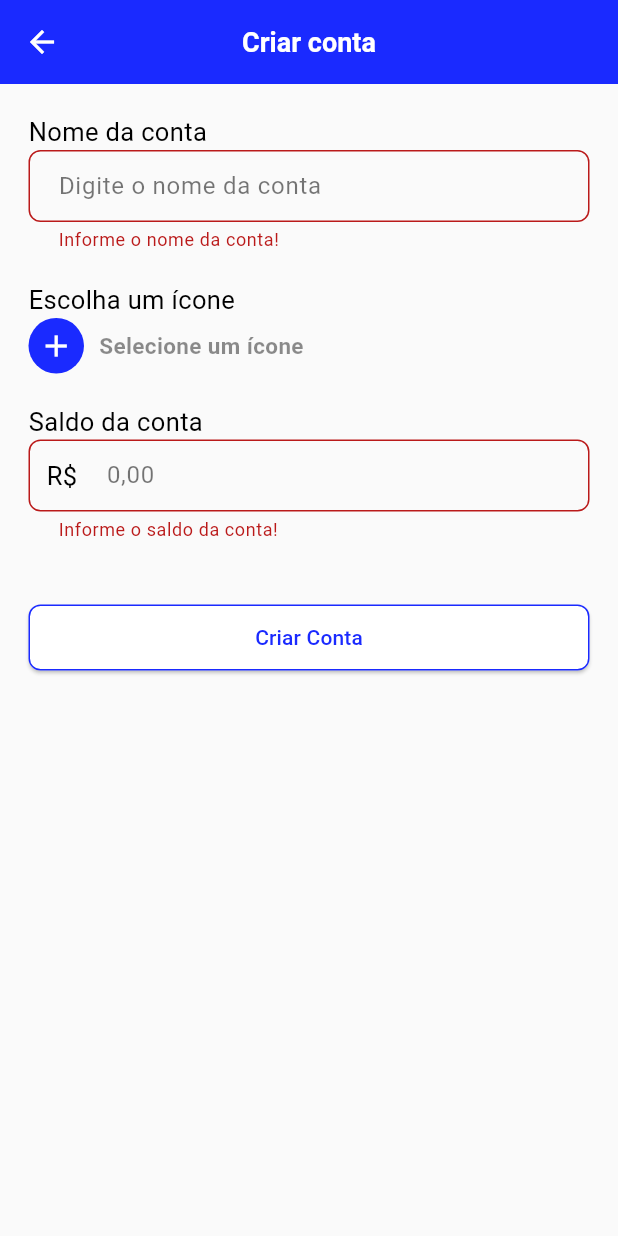
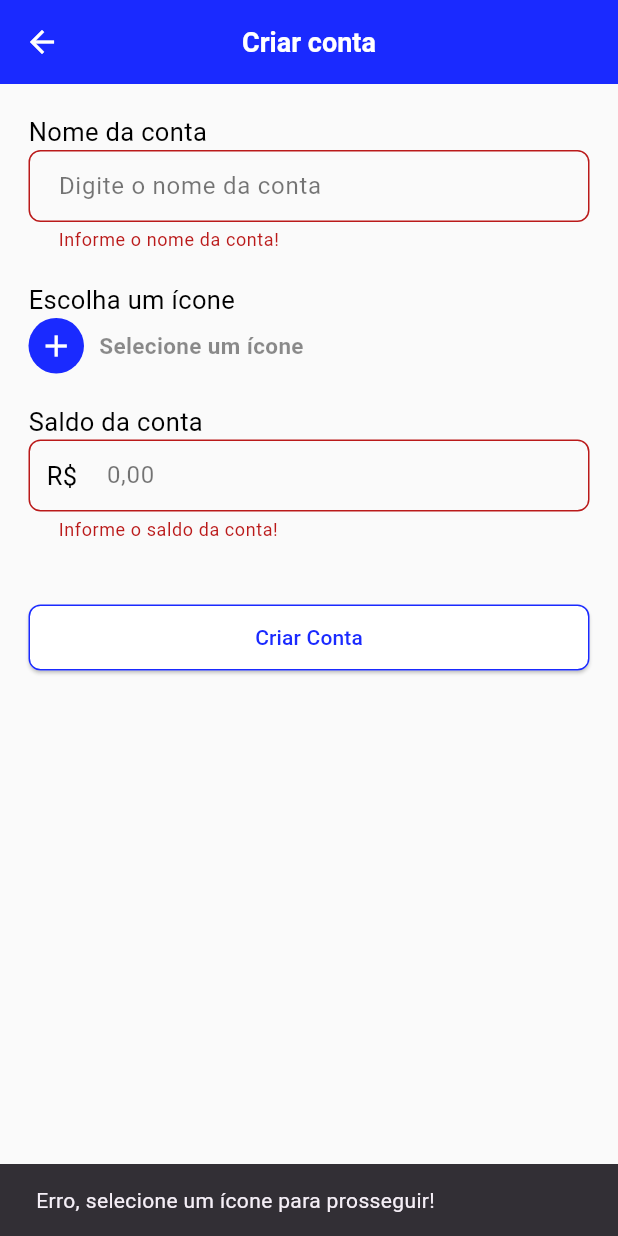
Before and after one commit to melquetrindade/financas-pessoais, a Flutter app: the CriarContaPage screen opened directly, after a tap on "Criar Conta", on a phone screen of 412 x 824 dp. Run offline on Flutter 3.47's test engine with Material 3 defaults, Android fonts, the phone set to English and light mode, and no system bars; our stand-ins replace lottie.

Commit message:
implementando a lógica de selecionar um ícone para conta

```diff
--- a/financas_pessoais/lib/pages/criarConta.dart
+++ b/financas_pessoais/lib/pages/criarConta.dart
@@ -17,8 +17,9 @@ class _CriarContaPageState extends State<CriarContaPage> {
   final formKey = GlobalKey<FormState>();
   final nome = TextEditingController();
   final saldo = TextEditingController();
+  String imgIcone = "";
 
-  void mostarModal(BuildContext context) {
+  void mostrarModal(BuildContext context) {
     showModalBottomSheet(
       context: context,
       isScrollControlled: true,
@@ -90,6 +91,30 @@ class _CriarContaPageState extends State<CriarContaPage> {
     super.dispose();
   }
 
+  Widget? iconeConta() {
+    return imgIcone == ""
+        ? Icon(
+            Icons.add,
+            color: Colors.white,
+          )
+        : imgIcone == "Carteira"
+            ? Icon(
+                Icons.account_balance_wallet,
+                color: Colors.white,
+              )
+            : imgIcone == "Banco"
+                ? Icon(
+                    Icons.account_balance_rounded,
+                    color: Colors.white,
+                  )
+                : imgIcone == "Cofrinho"
+                    ? Icon(
+                        Icons.savings,
+                        color: Colors.white,
+                      )
+                    : null;
+  }
+
   @override
   Widget build(BuildContext context) {
     return Scaffold(
@@ -159,7 +184,11 @@ class _CriarContaPageState extends State<CriarContaPage> {
                           ),
                         ),
                       ),
-                      Row(
+                      InkWell(
+                        onTap: () {
+                          mostrarModal(context);
+                        },
+                        child: Row(
                           children: [
                             Padding(
                               padding: const EdgeInsets.only(right: 10),
@@ -168,15 +197,10 @@ class _CriarContaPageState extends State<CriarContaPage> {
                                 height: 37,
                                 child: CircleAvatar(
                                   radius: 15,
-                                  backgroundColor: AppColors.azulPrimario,
-                                  child: InkWell(
-                                      onTap: () {
-                                        mostarModal(context);
-                                      },
-                                      child: Icon(
-                                        Icons.add,
-                                        color: Colors.white,
-                                      ))),
+                                  backgroundImage: imgIcone == "" || imgIcone == "Carteira" || imgIcone == "Banco" || imgIcone == "Cofrinho" ? null : AssetImage(imgIcone),
+                                  backgroundColor: imgIcone == "" || imgIcone == "Carteira" || imgIcone == "Banco" || imgIcone == "Cofrinho" ? AppColors.azulPrimario : null,
+                                  child: iconeConta(),
+                                ),
                               ),
                             ),
                             Text(
@@ -187,6 +211,7 @@ class _CriarContaPageState extends State<CriarContaPage> {
                                   fontWeight: FontWeight.w700),
                             )
                           ],
+                        ),
                       ),
                       Padding(
                         padding: const EdgeInsets.only(top: 20),
@@ -240,9 +265,19 @@ class _CriarContaPageState extends State<CriarContaPage> {
                     child: ElevatedButton(
                         onPressed: () {
                           print("Cadastrar");
-                          if (formKey.currentState!.validate()) {
+                          if (formKey.currentState!.validate() &&
+                              imgIcone != "") {
                             print("tudo ok");
                           } else {
+                            if (imgIcone == "") {
+                              ScaffoldMessenger.of(context).showSnackBar(
+                                SnackBar(
+                                  content: Text(
+                                      'Erro, selecione um ícone para prosseguir!'),
+                                  duration: Duration(seconds: 20),
+                                ),
+                              );
+                            }
                             print("error");
                           }
                         },
@@ -287,7 +322,7 @@ class _CriarContaPageState extends State<CriarContaPage> {
               Spacer(),
               SizedBox(
                 width: 45,
-              ), // empurra o texto para o centro
+              ),
               Text(
                 'Selecionar um ícone',
                 style: TextStyle(
@@ -295,16 +330,22 @@ class _CriarContaPageState extends State<CriarContaPage> {
                     fontWeight: FontWeight.w600,
                     color: Colors.black54),
               ),
-              Spacer(), // empurra o botão pro canto
+              Spacer(),
               IconButton(
                   icon: Icon(
-                    Icons.close,
+                    Icons.search,
                     color: Colors.black54,
                   ),
-                  onPressed: () => Navigator.pop(context)),
+                  onPressed: () {
+                    showSearch(
+                        context: context,
+                        delegate:
+                            SearchIcone(objtsBancos: repositoryBanco.bancos));
+                  }),
             ],
           ),
         ),
+        /*
         Padding(
           padding: const EdgeInsets.only(bottom: 15),
           child: TextFormField(
@@ -337,20 +378,25 @@ class _CriarContaPageState extends State<CriarContaPage> {
               ),
             ),
           ),
-        ),
+        ),*/
         Align(
           alignment: Alignment.topLeft,
           child: Text(
             "Ícones genéricos",
             style: TextStyle(
-                color: Colors.black54, fontWeight: FontWeight.w700, fontSize: 16),
+                color: Colors.black54,
+                fontWeight: FontWeight.w700,
+                fontSize: 16),
           ),
         ),
         Column(
           children: [
             InkWell(
               onTap: () {
-                print("Carteira");
+                setState(() {
+                  imgIcone = "Carteira";
+                });
+                Navigator.pop(context);
               },
               child: ListTile(
                 leading: SizedBox(
@@ -381,7 +427,10 @@ class _CriarContaPageState extends State<CriarContaPage> {
           children: [
             InkWell(
               onTap: () {
-                print("Banco");
+                setState(() {
+                  imgIcone = "Banco";
+                });
+                Navigator.pop(context);
               },
               child: ListTile(
                 leading: SizedBox(
@@ -410,7 +459,10 @@ class _CriarContaPageState extends State<CriarContaPage> {
         ),
         InkWell(
           onTap: () {
-            print("Cofrinho");
+            setState(() {
+              imgIcone = "Cofrinho";
+            });
+            Navigator.pop(context);
           },
           child: ListTile(
             leading: SizedBox(
@@ -454,7 +506,11 @@ class _CriarContaPageState extends State<CriarContaPage> {
       children: [
         InkWell(
           onTap: () {
+            setState(() {
+              imgIcone = "${repositoryBanco.bancos[i].img}";
+            });
             print("${repositoryBanco.bancos[i].nome}");
+            Navigator.pop(context);
           },
           child: ListTile(
             leading: SizedBox(
--- a/financas_pessoais/lib/utils/validador.dart
+++ b/financas_pessoais/lib/utils/validador.dart
@@ -60,7 +60,4 @@ class Validador {
     }
     return null;
   }
-
-  //final condition = RegExp(r'^[0-9]+$');
-
 }
--- a/financas_pessoais/lib/widgets/criarConta/searchIcone.dart
+++ b/financas_pessoais/lib/widgets/criarConta/searchIcone.dart
@@ -2,6 +2,7 @@ import 'package:financas_pessoais/model/bancos.dart';
 import 'package:flutter/material.dart';
 
 class SearchIcone extends SearchDelegate {
+  //passar uma função como argumento que vai setar o icone
   final List<Banco> objtsBancos;
 
   SearchIcone({required this.objtsBancos});
```
Lines whose indentation alone changed are shown as unchanged.
